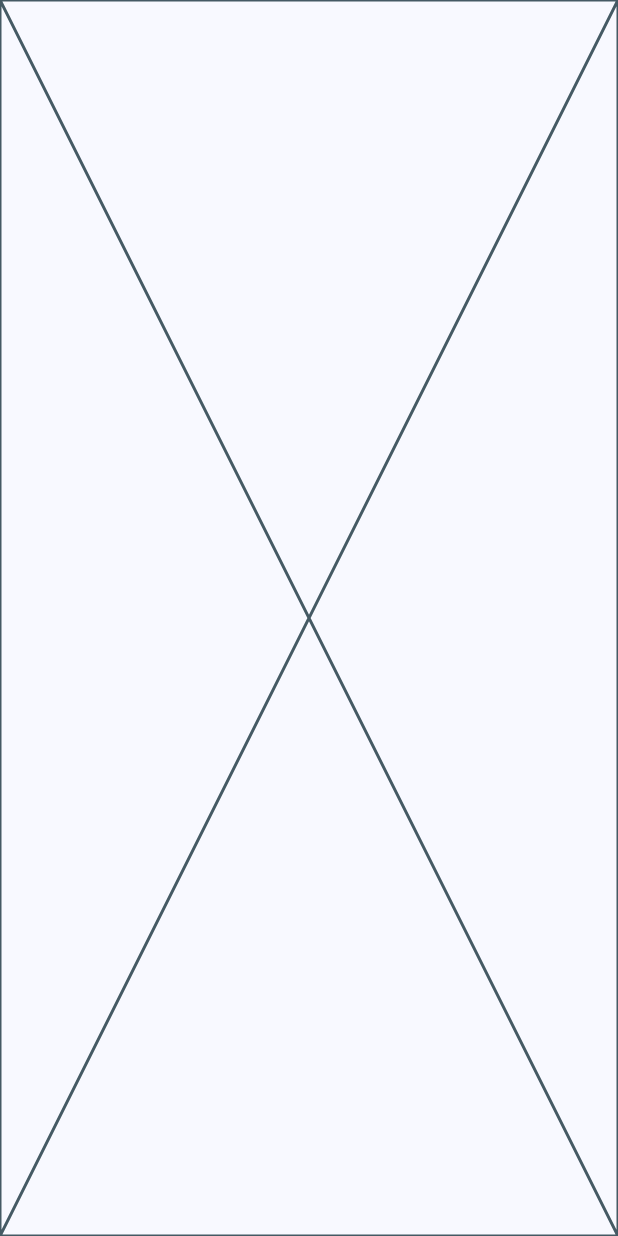
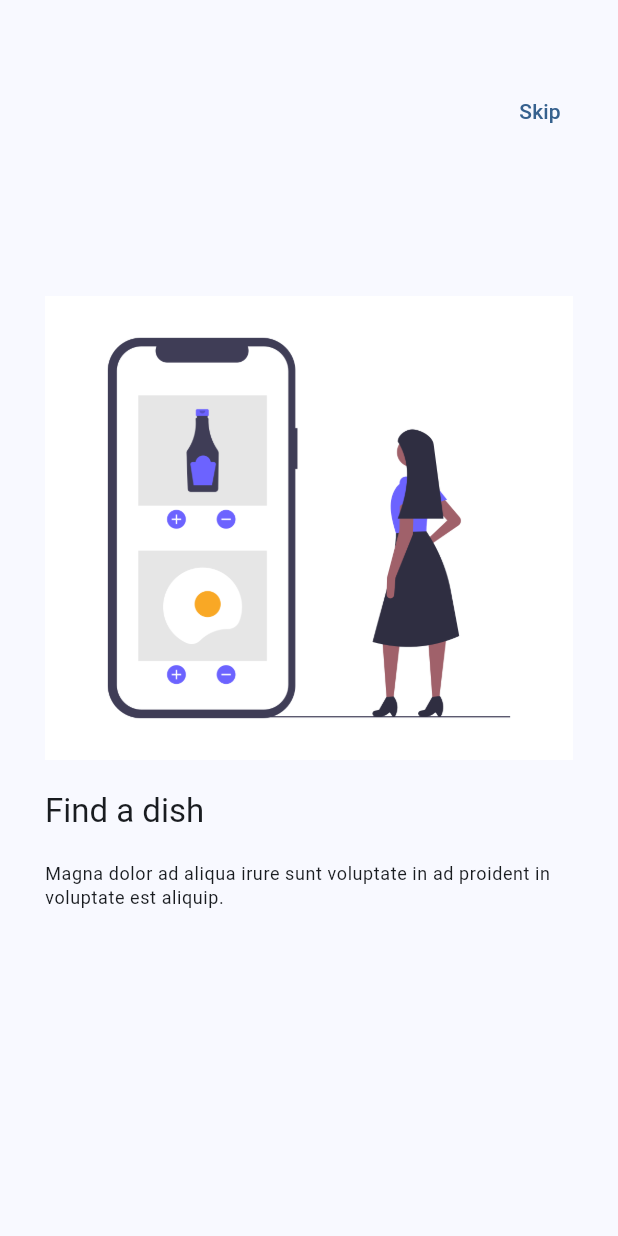
Before and after one commit to CRaez-Dev/flutter-starter, a Flutter app: the AppTutorialScreen screen opened by its route, on a phone screen of 412 x 824 dp. Run offline on Flutter 3.47's test engine with Material 3 defaults, Android fonts, the phone set to English and light mode, and no system bars; our stand-ins replace animate_do, dio, go_router, video_player.

Commit message:
[Widgets app - OnBoarding Screen]
- Adding PageView and skip button

```diff
--- a/widgets_app/lib/ui/screens/app_tutorial/app_tutorial_screen.dart
+++ b/widgets_app/lib/ui/screens/app_tutorial/app_tutorial_screen.dart
@@ -1,4 +1,5 @@
 import 'package:flutter/material.dart';
+import 'package:go_router/go_router.dart';
 
 class SlideInfo {
   final String title;
@@ -14,16 +15,16 @@ final slides = <SlideInfo>[
       title: 'Find a dish',
       caption:
           'Magna dolor ad aliqua irure sunt voluptate in ad proident in voluptate est aliquip.',
-      imageUrl: 'assetes/images/1.png'),
+      imageUrl: 'assets/images/1.png'),
   SlideInfo(
       title: 'Fast Delivery',
       caption: 'Tempor qui adipisicing aliquip sint.',
-      imageUrl: 'assetes/images/2.png'),
+      imageUrl: 'assets/images/2.png'),
   SlideInfo(
-      title: 'Enjoi',
+      title: 'Enjoy',
       caption:
           'Id proident laborum laborum qui ipsum aute reprehenderit eiusmod aliqua non deserunt eiusmod magna.',
-      imageUrl: 'assetes/images/3.png')
+      imageUrl: 'assets/images/3.png')
 ];
 
 class AppTutorialScreen extends StatelessWidget {
@@ -33,9 +34,22 @@ class AppTutorialScreen extends StatelessWidget {
   @override
   Widget build(BuildContext context) {
     return Scaffold(
-      body: PageView(
-        physics: const BouncingScrollPhysics(),
-        children: slides.map((slideInfo) => _Slide(slide: slideInfo)).toList(),
+      body: Stack(
+        children: [
+          PageView(
+            physics: const BouncingScrollPhysics(),
+            children:
+                slides.map((slideInfo) => _Slide(slide: slideInfo)).toList(),
+          ),
+          Positioned(
+              right: 20,
+              top: 50,
+              child: TextButton(
+                  child: const Text("Skip"),
+                  onPressed: () {
+                    context.pop();
+                  }))
+        ],
       ),
     );
   }
@@ -48,6 +62,34 @@ class _Slide extends StatelessWidget {
 
   @override
   Widget build(BuildContext context) {
-    return Placeholder();
+    final titleStyle = Theme.of(context).textTheme.titleLarge;
+    final captionStyle = Theme.of(context).textTheme.bodySmall;
+
+    return Padding(
+      padding: const EdgeInsets.symmetric(horizontal: 30),
+      child: Center(
+        child: Column(
+          mainAxisAlignment: MainAxisAlignment.center,
+          crossAxisAlignment: CrossAxisAlignment.start,
+          children: [
+            Image(image: AssetImage(slide.imageUrl)),
+            const SizedBox(
+              height: 20,
+            ),
+            Text(
+              slide.title,
+              style: titleStyle,
+            ),
+            const SizedBox(
+              height: 20,
+            ),
+            Text(slide.caption, style: captionStyle),
+            const SizedBox(
+              height: 20,
+            ),
+          ],
+        ),
+      ),
+    );
   }
 }
--- a/widgets_app/pubspec.yaml
+++ b/widgets_app/pubspec.yaml
@@ -18,6 +18,5 @@ dev_dependencies:
 
 flutter:
   uses-material-design: true
-
-assets:
-  - assets/images/
+  assets:
+    - assets/images/
```
